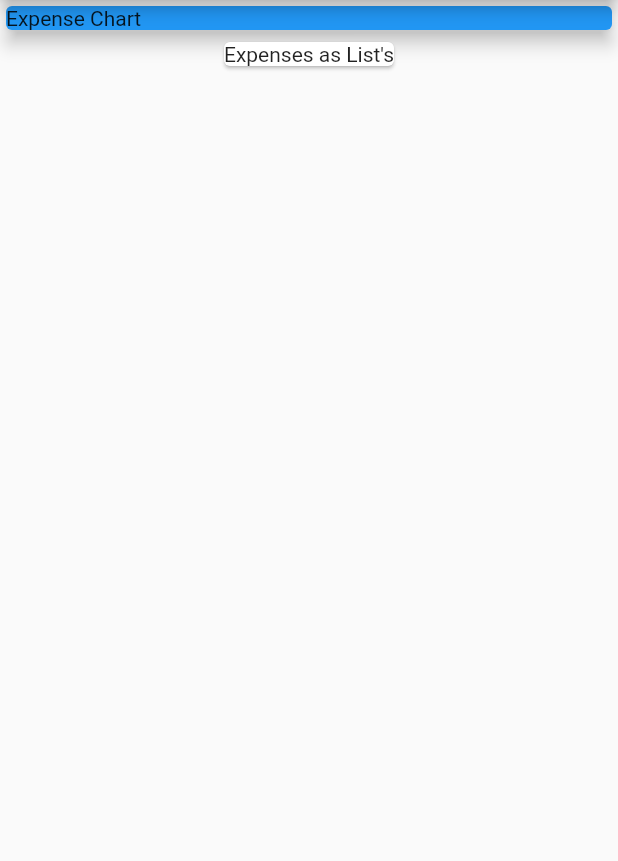
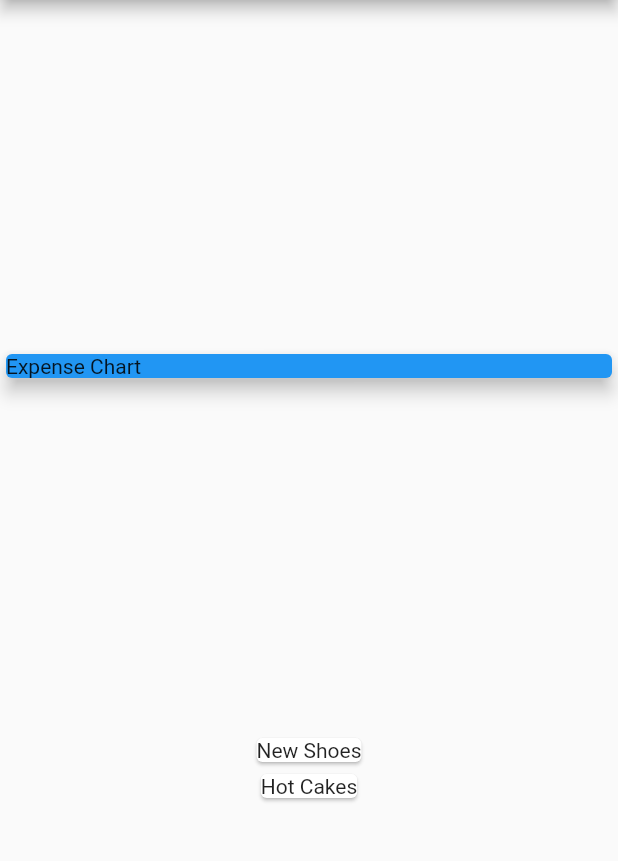
Before and after one commit to vinayreddyking/expense_tracker_tutorial, a Flutter app: the screen it shows after launch, on a phone screen of 412 x 824 dp, the part 84-945 px from its top. Run offline on Flutter 3.47's test engine with Material 2 defaults, Android fonts, the phone set to English and light mode, and no system bars.

Commit message:
adding transaction class to create blue print.

```diff
--- a/lib/main.dart
+++ b/lib/main.dart
@@ -1,4 +1,5 @@
 import 'package:flutter/material.dart';
+import './transaction.dart';
 
 void main(){
   runApp(MyApp());
@@ -17,6 +18,10 @@ class MyApp extends StatelessWidget {
 
 
 class MyHome extends StatelessWidget {
+   final List<Transaction> transactions = [
+    Transaction(id: "t1", title: "New Shoes", amount: 69.99, date: DateTime.now()),
+    Transaction(id: "t2", title: "Hot Cakes", amount: 9.99, date: DateTime.now()),
+  ];
   @override
   Widget build(BuildContext context) {
     return Scaffold(
@@ -24,6 +29,8 @@ class MyHome extends StatelessWidget {
         title: Text("Expense Tracker"),
       ),
       body: Column(
+        mainAxisAlignment: MainAxisAlignment.spaceEvenly,
+        crossAxisAlignment:CrossAxisAlignment.stretch,
         children: <Widget>[
           Container(
             width: double.infinity,
@@ -33,8 +40,12 @@ class MyHome extends StatelessWidget {
               elevation: 5,
             ),
           ),
-          Card(
-            child: Text("Expenses as List's"),
+          Column(
+            children: transactions.map((tx){
+              return Card(
+                child: Text(tx.title),
+              );
+            }).toList(),
           ),
         ],
       ),
--- /dev/null
+++ b/lib/transaction.dart
@@ -0,0 +1,15 @@
+import 'package:flutter/foundation.dart';
+
+class Transaction{
+  final String id;
+  final String title;
+  final double amount;
+  final DateTime date;
+
+  Transaction({
+    @required this.id,
+    @required this.title,
+    @required this.amount,
+    @required this.date
+    });
+}
```
